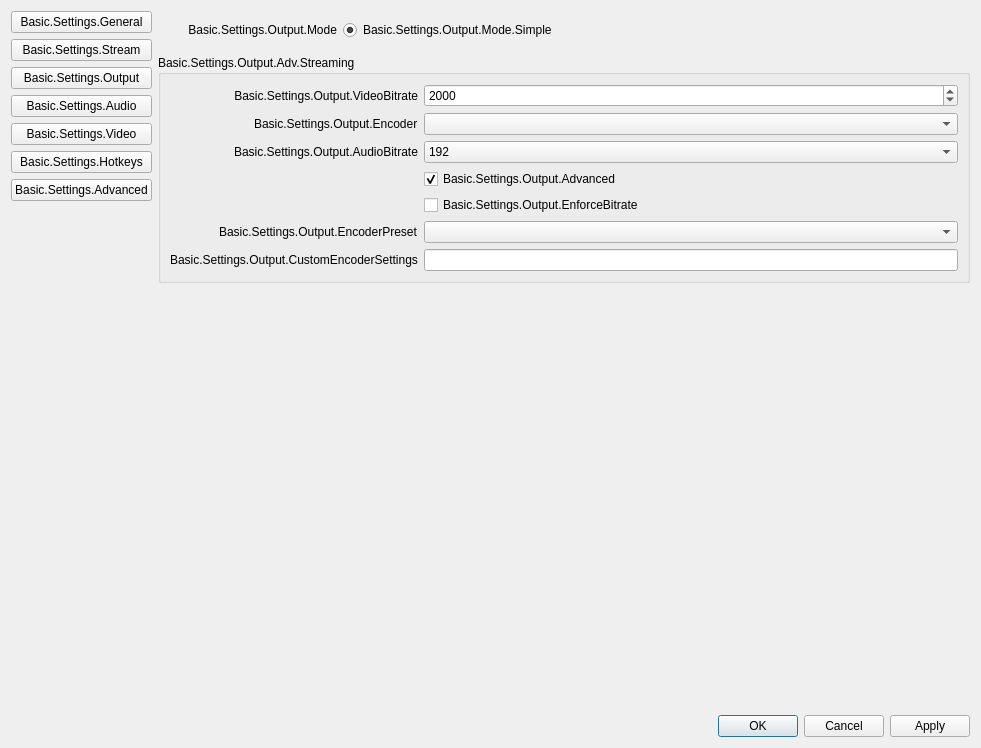
The window that vendor_skins/Evercast/UI/forms/OBSBasicSettings.ui (CoSMoSoftware/OBS-studio-webrtc) describes before a commit, drawn with Qt 5.
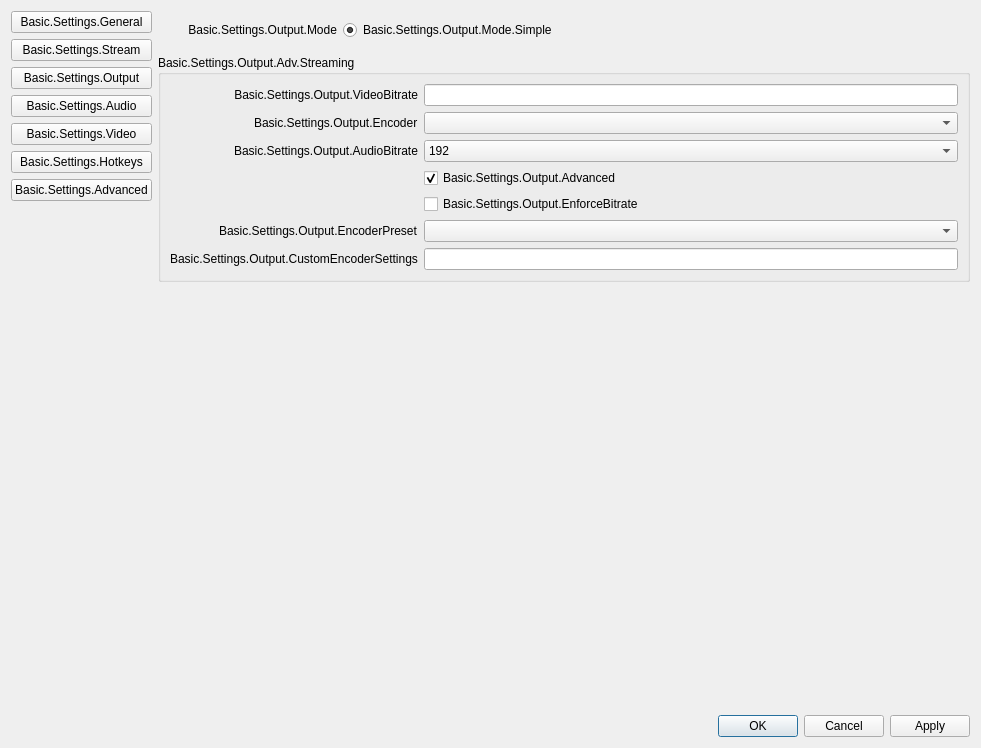
The same window after the commit. The open tabs and pages were chosen to show the change. Icons and pictures are not drawn.

Commit message: #194 replace Settings/Output video bitrate QSpinBox by QLineEdit

```diff
--- a/vendor_skins/Evercast/UI/forms/OBSBasicSettings.ui
+++ b/vendor_skins/Evercast/UI/forms/OBSBasicSettings.ui
@@ -1418,15 +1418,9 @@
                      </widget>
                     </item>
                     <item row="0" column="1">
-                     <widget class="QSpinBox" name="simpleOutputVBitrate">
-                      <property name="minimum">
-                       <number>200</number>
-                      </property>
-                      <property name="maximum">
-                       <number>1000000</number>
-                      </property>
-                      <property name="value">
-                       <number>2000</number>
+                     <widget class="QLineEdit" name="simpleOutputVBitrate">
+                      <property name="enabled">
+                        <bool>true</bool>
                       </property>
                      </widget>
                     </item>
```
The commit also changes 1 other file.
